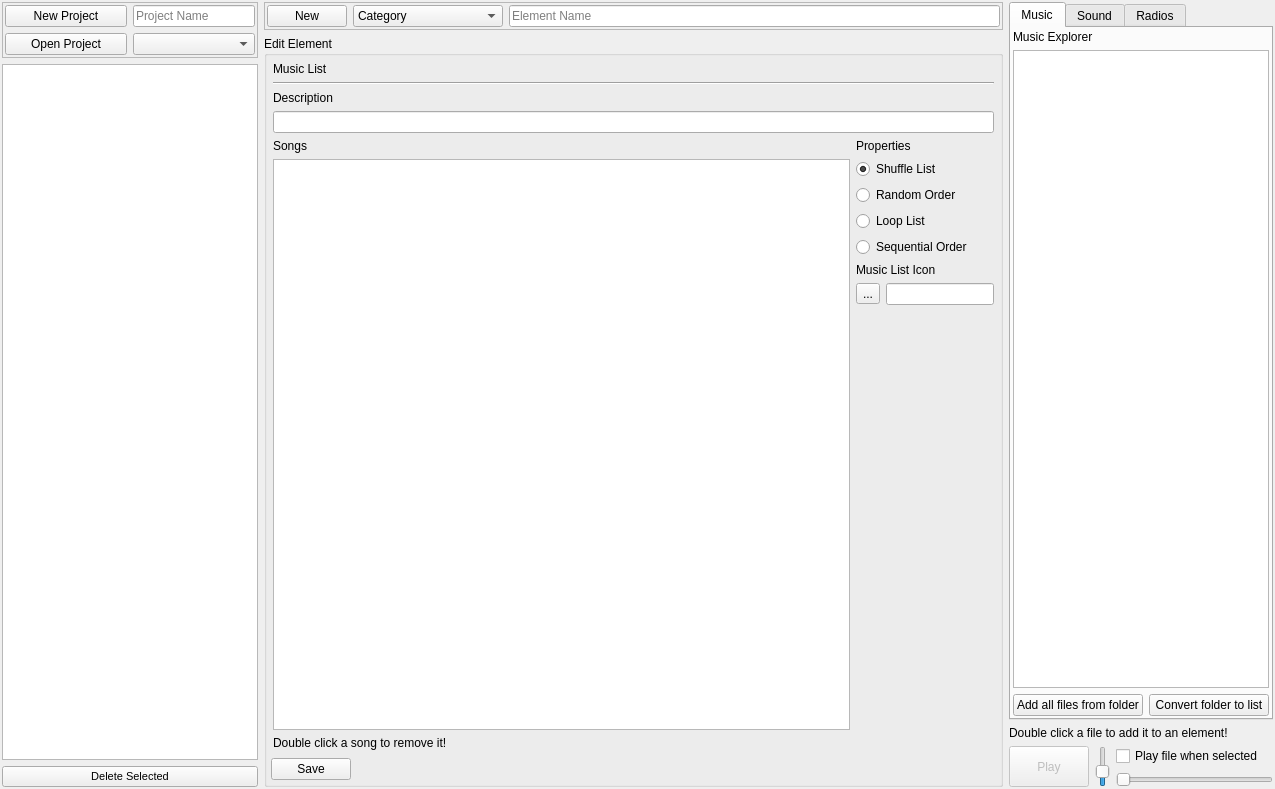
Old version of the form gm-companion/tools/audio/audioeditor.ui in the repository PhilInTheGaps/GM-Companion.
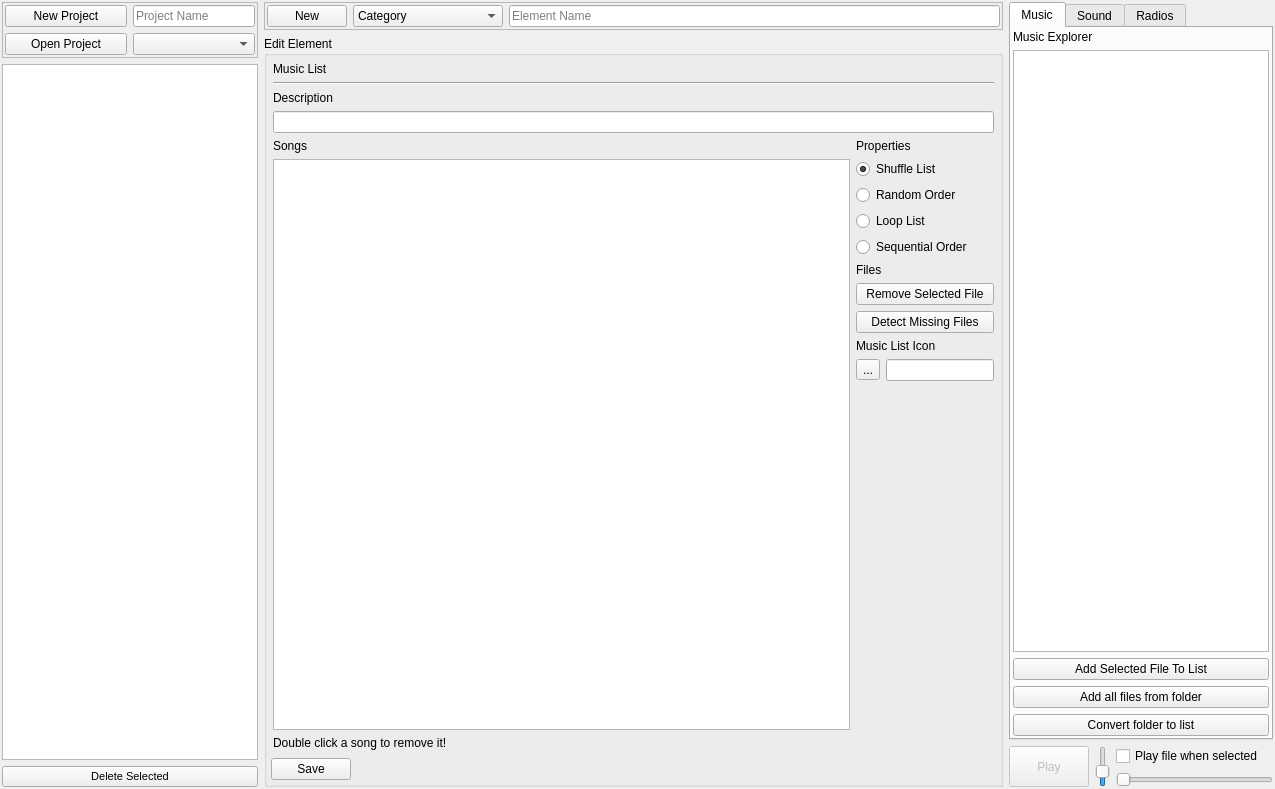
New version of the form. The open tabs and pages were chosen to show the change. Icons and pictures are not drawn.

```diff
--- a/gm-companion/tools/audio/audioeditor.ui
+++ b/gm-companion/tools/audio/audioeditor.ui
@@ -319,6 +319,9 @@
        <property name="title">
         <string>Edit Element</string>
        </property>
+       <property name="checkable">
+        <bool>false</bool>
+       </property>
        <layout class="QVBoxLayout" name="verticalLayout_6">
         <property name="leftMargin">
          <number>4</number>
@@ -587,6 +590,30 @@
                   </property>
                  </widget>
                 </item>
+                <item>
+                 <widget class="QLabel" name="label_20">
+                  <property name="text">
+                   <string>Files</string>
+                  </property>
+                 </widget>
+                </item>
+                <item>
+                 <widget class="QPushButton" name="pushButton_removeFileMusic">
+                  <property name="toolTip">
+                   <string>Remove the currently selected file from the list. (Can also be done by double clicking)</string>
+                  </property>
+                  <property name="text">
+                   <string>Remove Selected File</string>
+                  </property>
+                 </widget>
+                </item>
+                <item>
+                 <widget class="QPushButton" name="pushButton_detectMissingMusic">
+                  <property name="text">
+                   <string>Detect Missing Files</string>
+                  </property>
+                 </widget>
+                </item>
                 <item>
                  <widget class="QLabel" name="label_23">
                   <property name="text">
@@ -1056,8 +1083,16 @@
           </widget>
          </item>
          <item>
-          <layout class="QGridLayout" name="gridLayout_2">
-           <item row="0" column="0">
+          <widget class="QPushButton" name="pushButton_addToMusicList">
+           <property name="toolTip">
+            <string>Add the currently selected music file to the music list. (This can also be done by double clicking)</string>
+           </property>
+           <property name="text">
+            <string>Add Selected File To List</string>
+           </property>
+          </widget>
+         </item>
+         <item>
             <widget class="QPushButton" name="pushButton_addAllFilesFromMusicFolder">
              <property name="toolTip">
               <string>Add all songs from the folder to the current music list</string>
@@ -1067,7 +1102,7 @@
              </property>
             </widget>
            </item>
-           <item row="0" column="1">
+         <item>
             <widget class="QPushButton" name="pushButton_convertFolderToMusicList">
              <property name="toolTip">
               <string>Creates a new music list with all songs from the folder</string>
@@ -1078,8 +1113,6 @@
             </widget>
            </item>
           </layout>
-         </item>
-        </layout>
        </widget>
        <widget class="QWidget" name="tab_sound">
         <attribute name="icon">
@@ -1204,13 +1237,6 @@
        </widget>
       </widget>
      </item>
-     <item>
-      <widget class="QLabel" name="label_20">
-       <property name="text">
-        <string>Double click a file to add it to an element!</string>
-       </property>
-      </widget>
-     </item>
      <item>
       <layout class="QHBoxLayout" name="horizontalLayout_4">
        <item>
```
Left out of the diff: 46 changed lines with no effect on the pictures. Lines whose indentation alone changed are shown as unchanged.
